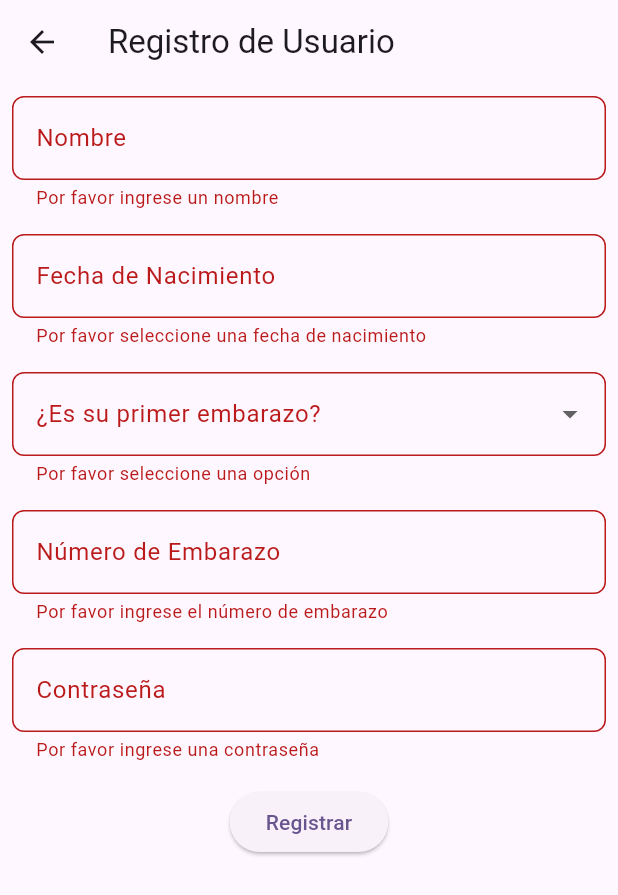
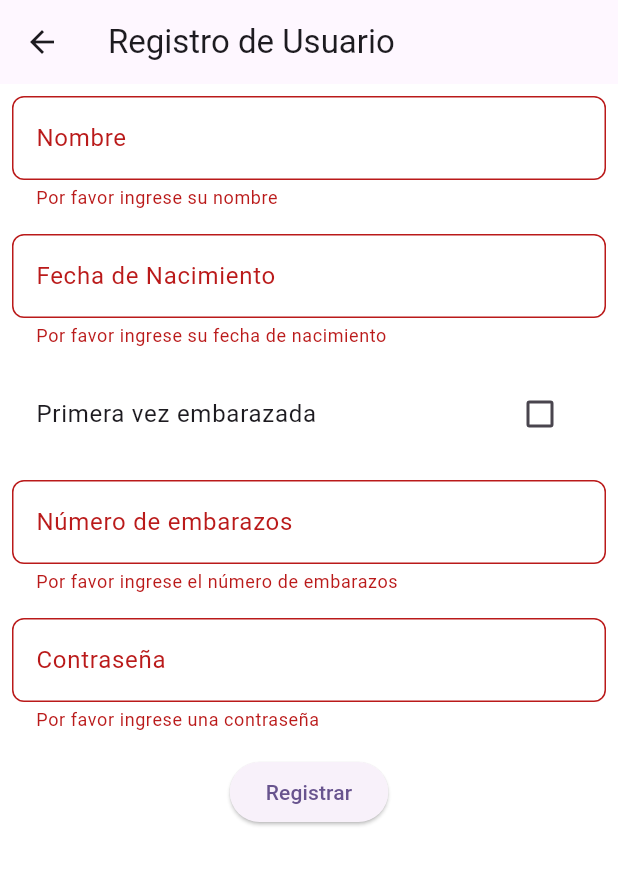
Before and after one commit to frojas298/control_prenatal, a Flutter app: the RegistrationFormPage screen opened by its route, after a tap on "Registrar", on a phone screen of 412 x 824 dp. Shown: the top 895 px of the screen. Run offline on Flutter 3.47's test engine with Material 3 defaults, Android fonts, the light colour scheme and no system bars; our stand-ins replace carousel_slider, sqflite; accounts and stored records are empty.

Commit message:
New features

```diff
--- a/lib/home_page.dart
+++ b/lib/home_page.dart
@@ -31,7 +31,7 @@ class _HomePageState extends State<HomePage> {
   Widget build(BuildContext context) {
     return Scaffold(
       appBar: AppBar(
-        title: const Text('App Control Prenatal'),
+        title: const Text('Prenatal Care App'),
       ),
       drawer: Drawer(
         child: ListView(
@@ -51,7 +51,7 @@ class _HomePageState extends State<HomePage> {
             ),
             ListTile(
               leading: const Icon(Icons.account_circle),
-              title: const Text('Editar Cuenta'),
+              title: const Text('Cuenta'),
               onTap: () {
                 Navigator.pushNamed(context, '/registration');
               },
@@ -71,7 +71,7 @@ class _HomePageState extends State<HomePage> {
           Padding(
             padding: const EdgeInsets.all(16.0),
             child: Text(
-              'Bienvenido, ${widget.nombre}',
+              'Bienvenida, ${widget.nombre}',
               style: const TextStyle(fontSize: 24),
             ),
           ),
--- a/lib/registration_form_page.dart
+++ b/lib/registration_form_page.dart
@@ -1,6 +1,5 @@
 import 'package:flutter/material.dart';
 import 'database_helper.dart';
-import 'home_page.dart';
 
 class RegistrationFormPage extends StatefulWidget {
   const RegistrationFormPage({super.key});
@@ -14,10 +13,31 @@ class _RegistrationFormPageState extends State<RegistrationFormPage> {
   final dbHelper = DatabaseHelper();
   String? _nombre;
   DateTime? _fechaNacimiento;
-  bool? _primerEmbarazo;
-  int? _numeroEmbarazo;
+  bool _primeraVezEmbarazada = false;
+  int? _numeroEmbarazos;
   String? _password;
-  bool _isLoading = false;
+  final TextEditingController _fechaNacimientoController = TextEditingController();
+
+  @override
+  void dispose() {
+    _fechaNacimientoController.dispose();
+    super.dispose();
+  }
+
+  Future<void> _selectDate(BuildContext context) async {
+    final DateTime? picked = await showDatePicker(
+      context: context,
+      initialDate: DateTime.now(),
+      firstDate: DateTime(1900),
+      lastDate: DateTime.now(),
+    );
+    if (picked != null && picked != _fechaNacimiento) {
+      setState(() {
+        _fechaNacimiento = picked;
+        _fechaNacimientoController.text = "${picked.toLocal()}".split(' ')[0];
+      });
+    }
+  }
 
   @override
   Widget build(BuildContext context) {
@@ -31,13 +51,12 @@ class _RegistrationFormPageState extends State<RegistrationFormPage> {
           },
         ),
       ),
-      body: Padding(
+      body: Container(
+        color: Colors.white,
+        child: Padding(
           padding: const EdgeInsets.all(8.0),
           child: Form(
             key: _formKey,
-          child: Column(
-            children: <Widget>[
-              Expanded(
             child: ListView(
               children: <Widget>[
                 TextFormField(
@@ -48,21 +67,22 @@ class _RegistrationFormPageState extends State<RegistrationFormPage> {
                     ),
                     enabledBorder: OutlineInputBorder(
                       borderRadius: BorderRadius.circular(8.0),
-                          borderSide: BorderSide(
+                      borderSide: const BorderSide(
                         color: Colors.grey,
                       ),
                     ),
                   ),
-                      onSaved: (value) => _nombre = value,
                   validator: (value) {
                     if (value == null || value.isEmpty) {
-                          return 'Por favor ingrese un nombre';
+                      return 'Por favor ingrese su nombre';
                     }
                     return null;
                   },
+                  onSaved: (value) => _nombre = value,
                 ),
                 const SizedBox(height: 16.0),
                 TextFormField(
+                  controller: _fechaNacimientoController,
                   decoration: InputDecoration(
                     labelText: 'Fecha de Nacimiento',
                     border: OutlineInputBorder(
@@ -70,101 +90,69 @@ class _RegistrationFormPageState extends State<RegistrationFormPage> {
                     ),
                     enabledBorder: OutlineInputBorder(
                       borderRadius: BorderRadius.circular(8.0),
-                          borderSide: BorderSide(
+                      borderSide: const BorderSide(
                         color: Colors.grey,
                       ),
                     ),
                   ),
-                      onTap: () async {
+                  onTap: () {
                     FocusScope.of(context).requestFocus(FocusNode());
-                        final picked = await showDatePicker(
-                          context: context,
-                          initialDate: DateTime.now(),
-                          firstDate: DateTime(1900),
-                          lastDate: DateTime.now(),
-                        );
-                        if (picked != null) {
-                          setState(() {
-                            _fechaNacimiento = picked;
-                          });
-                        }
+                    _selectDate(context);
                   },
-                      readOnly: true,
-                      controller: TextEditingController(
-                        text: _fechaNacimiento != null
-                            ? _fechaNacimiento!.toLocal().toString().split(' ')[0]
-                            : '',
-                      ),
                   validator: (value) {
                     if (value == null || value.isEmpty) {
-                          return 'Por favor seleccione una fecha de nacimiento';
+                      return 'Por favor ingrese su fecha de nacimiento';
+                    }
+                    if (_fechaNacimiento == null) {
+                      return 'Por favor seleccione una fecha válida';
                     }
                     return null;
                   },
                 ),
                 const SizedBox(height: 16.0),
-                    DropdownButtonFormField<bool>(
+                CheckboxListTile(
+                  title: const Text('Primera vez embarazada'),
+                  value: _primeraVezEmbarazada,
+                  onChanged: (bool? value) {
+                    setState(() {
+                      _primeraVezEmbarazada = value!;
+                      if (_primeraVezEmbarazada) {
+                        _numeroEmbarazos = 1;
+                      } else {
+                        _numeroEmbarazos = null;
+                      }
+                    });
+                  },
+                ),
+                const SizedBox(height: 16.0),
+                TextFormField(
                   decoration: InputDecoration(
-                        labelText: '¿Es su primer embarazo?',
+                    labelText: 'Número de embarazos',
                     border: OutlineInputBorder(
                       borderRadius: BorderRadius.circular(8.0),
                     ),
                     enabledBorder: OutlineInputBorder(
                       borderRadius: BorderRadius.circular(8.0),
-                          borderSide: BorderSide(
-                            color: Colors.grey,
-                          ),
-                        ),
-                      ),
-                      value: _primerEmbarazo,
-                      items: const [
-                        DropdownMenuItem(
-                          value: true,
-                          child: Text('Sí'),
-                        ),
-                        DropdownMenuItem(
-                          value: false,
-                          child: Text('No'),
-                        ),
-                      ],
-                      onChanged: (value) {
-                        setState(() {
-                          _primerEmbarazo = value;
-                        });
-                      },
-                      validator: (value) {
-                        if (value == null) {
-                          return 'Por favor seleccione una opción';
-                        }
-                        return null;
-                      },
-                    ),
-                    const SizedBox(height: 16.0),
-                    TextFormField(
-                      decoration: InputDecoration(
-                        labelText: 'Número de Embarazo',
-                        border: OutlineInputBorder(
-                          borderRadius: BorderRadius.circular(8.0),
-                        ),
-                        enabledBorder: OutlineInputBorder(
-                          borderRadius: BorderRadius.circular(8.0),
-                          borderSide: BorderSide(
+                      borderSide: const BorderSide(
                         color: Colors.grey,
                       ),
                     ),
                   ),
                   keyboardType: TextInputType.number,
-                      onSaved: (value) => _numeroEmbarazo = int.tryParse(value!),
                   validator: (value) {
+                    if (!_primeraVezEmbarazada) {
                       if (value == null || value.isEmpty) {
-                          return 'Por favor ingrese el número de embarazo';
+                        return 'Por favor ingrese el número de embarazos';
                       }
-                        final n = int.tryParse(value);
+                      final n = num.tryParse(value);
                       if (n == null) {
                         return 'Por favor ingrese un valor numérico';
                       }
+                    }
                     return null;
                   },
+                  onSaved: (value) => _numeroEmbarazos = _primeraVezEmbarazada ? 1 : int.tryParse(value!),
+                  enabled: !_primeraVezEmbarazada,
                 ),
                 const SizedBox(height: 16.0),
                 TextFormField(
@@ -175,59 +163,49 @@ class _RegistrationFormPageState extends State<RegistrationFormPage> {
                     ),
                     enabledBorder: OutlineInputBorder(
                       borderRadius: BorderRadius.circular(8.0),
-                          borderSide: BorderSide(
+                      borderSide: const BorderSide(
                         color: Colors.grey,
                       ),
                     ),
                   ),
                   obscureText: true,
-                      onSaved: (value) => _password = value,
                   validator: (value) {
                     if (value == null || value.isEmpty) {
                       return 'Por favor ingrese una contraseña';
                     }
+                    if (value.length < 8) {
+                      return 'La contraseña debe tener al menos 8 caracteres';
+                    }
                     return null;
                   },
+                  onSaved: (value) => _password = value,
                 ),
                 const SizedBox(height: 16.0),
                 Center(
-                      child: _isLoading
-                          ? const CircularProgressIndicator()
-                          : ElevatedButton(
-                              onPressed: () async {
-                                if (_formKey.currentState!.validate()) {
-                                  _formKey.currentState!.save();
-                                  setState(() {
-                                    _isLoading = true;
-                                  });
-                                  await dbHelper.insertUsuario({
-                                    'Nombre': _nombre,
-                                    'Fecha_Nacimiento': _fechaNacimiento!.toIso8601String(),
-                                    'Primer_Embarazo': _primerEmbarazo! ? 1 : 0,
-                                    'Numero_Embarazo': _numeroEmbarazo,
-                                    'Password': _password,
-                                  });
-                                  setState(() {
-                                    _isLoading = false;
-                                  });
-                                  Navigator.pushReplacement(
-                                    context,
-                                    MaterialPageRoute(
-                                      builder: (context) => HomePage(nombre: _nombre!),
-                                    ),
-                                  );
-                                }
-                              },
+                  child: ElevatedButton(
+                    onPressed: _submitForm,
                     child: const Text('Registrar'),
                   ),
                 ),
               ],
             ),
           ),
-            ],
-          ),
         ),
       ),
     );
   }
+
+  void _submitForm() async {
+    if (_formKey.currentState!.validate()) {
+      _formKey.currentState!.save();
+      await dbHelper.insertUser({
+        'Nombre': _nombre,
+        'Fecha_Nacimiento': _fechaNacimiento.toString(),
+        'Primer_Embarazo': _primeraVezEmbarazada ? 1 : 0,
+        'Numero_Embarazo': _numeroEmbarazos,
+        'Password': _password,
+      });
+      Navigator.pushReplacementNamed(context, '/home', arguments: _nombre);
     }
+  }
+}
```
Also changed, not shown: lib/database_helper.dart (+31 -103 lines), lib/login_page.dart (+85 -91 lines). Lines whose indentation alone changed are shown as unchanged.
